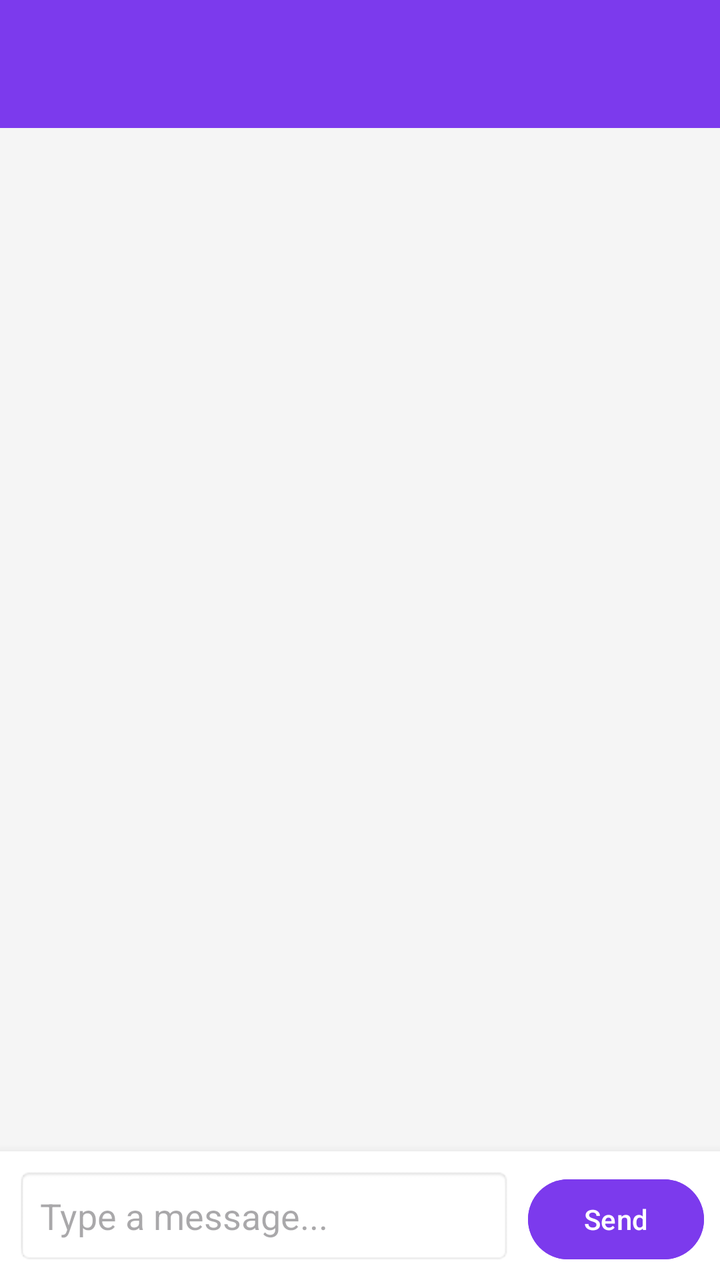
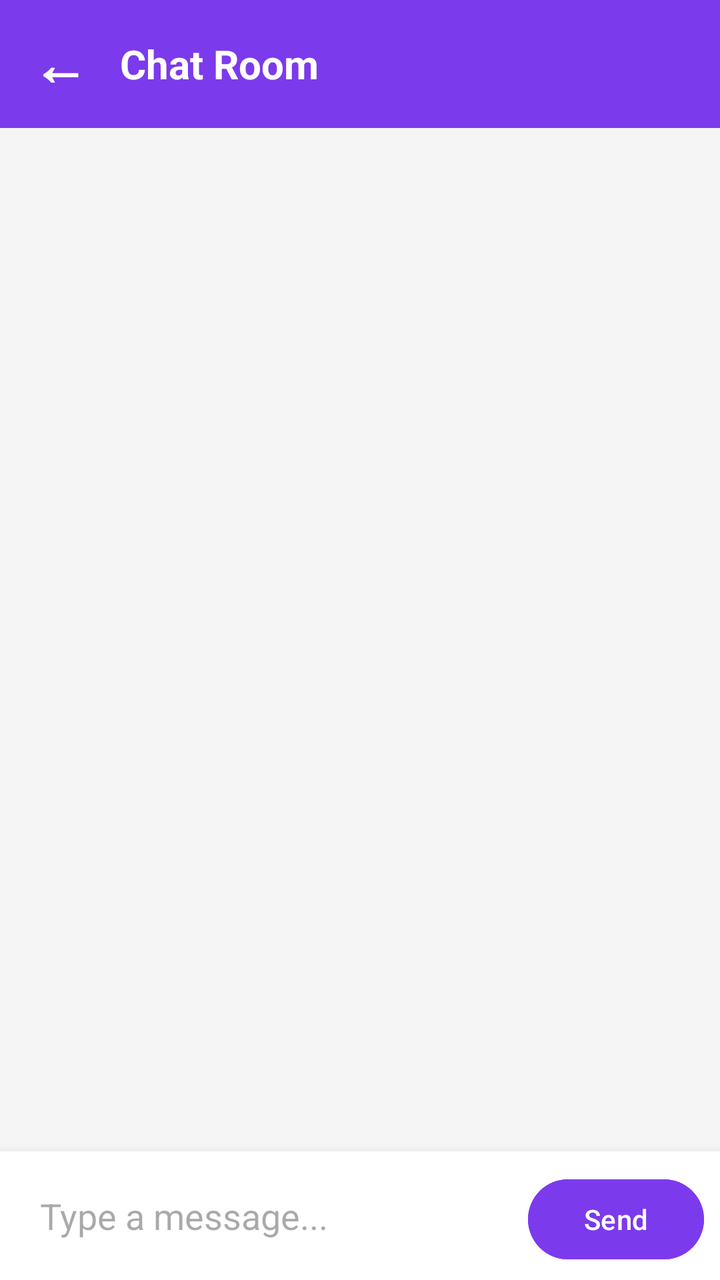

An Android layout rendered at two revisions. The XML below is the earlier revision; the diff shows what the commit changed to produce the second picture.
<!-- AndroidManifest.xml: application theme Theme.HostelWorld -->
<!-- res/layout/activity_chat_room.xml -->
<?xml version="1.0" encoding="utf-8"?>
<RelativeLayout xmlns:android="http://schemas.android.com/apk/res/android"
    xmlns:app="http://schemas.android.com/apk/res-auto"
    android:layout_width="match_parent"
    android:layout_height="match_parent"
    android:background="#F5F5F5">

    <androidx.appcompat.widget.Toolbar
        android:id="@+id/toolbarChatRoom"
        android:layout_width="match_parent"
        android:layout_height="wrap_content"
        android:background="#7C3AED"
        app:titleTextColor="#FFFFFF" />

    <ListView
        android:id="@+id/lvMessages"
        android:layout_width="match_parent"
        android:layout_height="match_parent"
        android:layout_above="@id/llInputBar"
        android:layout_below="@id/toolbarChatRoom"
        android:divider="@null"
        android:padding="16dp" />

    <LinearLayout
        android:id="@+id/llInputBar"
        android:layout_width="match_parent"
        android:layout_height="wrap_content"
        android:layout_alignParentBottom="true"
        android:background="#FFFFFF"
        android:elevation="8dp"
        android:orientation="horizontal"
        android:padding="8dp">

        <EditText
            android:id="@+id/etMessageInput"
            android:layout_width="0dp"
            android:layout_height="wrap_content"
            android:layout_weight="1"
            android:background="@android:drawable/editbox_background"
            android:hint="Type a message..."
            android:padding="12dp" />

        <Button
            android:id="@+id/btnSendMessage"
            android:layout_width="wrap_content"
            android:layout_height="wrap_content"
            android:layout_marginStart="8dp"
            android:backgroundTint="#7C3AED"
            android:text="Send" />
    </LinearLayout>
</RelativeLayout>
<!-- resources referenced by this layout -->
<resources>
  <style name="Theme.HostelWorld" parent="Base.Theme.HostelWorld" />
  <style name="Base.Theme.HostelWorld" parent="Theme.Material3.DayNight.NoActionBar">
          
          
      </style>
</resources>

<!-- the commit's change to res/layout/activity_chat_room.xml (unified diff, before → after) -->
@@ -10,16 +10,46 @@
         android:layout_width="match_parent"
         android:layout_height="wrap_content"
         android:background="#7C3AED"
-        app:titleTextColor="#FFFFFF" />
+        app:contentInsetStart="0dp">
 
-    <ListView
-        android:id="@+id/lvMessages"
+        <LinearLayout
+            android:layout_width="match_parent"
+            android:layout_height="wrap_content"
+            android:orientation="horizontal"
+            android:gravity="center_vertical"
+            android:paddingHorizontal="16dp">
+
+            <TextView
+                android:id="@+id/btnBackChat"
+                android:layout_width="wrap_content"
+                android:layout_height="wrap_content"
+                android:text="←"
+                android:textColor="#FFFFFF"
+                android:textSize="28sp"
+                android:textStyle="bold"
+                android:paddingEnd="16dp"
+                android:clickable="true"
+                android:focusable="true"/>
+
+            <TextView
+                android:id="@+id/tvChatRoomTitle"
+                android:layout_width="wrap_content"
+                android:layout_height="wrap_content"
+                android:text="Chat Room"
+                android:textColor="#FFFFFF"
+                android:textSize="20sp"
+                android:textStyle="bold" />
+        </LinearLayout>
+    </androidx.appcompat.widget.Toolbar>
+
+    <androidx.recyclerview.widget.RecyclerView
+        android:id="@+id/rvMessages"
         android:layout_width="match_parent"
         android:layout_height="match_parent"
+        android:layout_below="@id/toolbarChatRoom"
         android:layout_above="@id/llInputBar"
-        android:layout_below="@id/toolbarChatRoom"
-        android:divider="@null"
-        android:padding="16dp" />
+        android:padding="8dp"
+        android:clipToPadding="false"/>
 
     <LinearLayout
         android:id="@+id/llInputBar"
@@ -36,15 +66,15 @@
             android:layout_width="0dp"
             android:layout_height="wrap_content"
             android:layout_weight="1"
-            android:background="@android:drawable/editbox_background"
             android:hint="Type a message..."
-            android:padding="12dp" />
+            android:background="@android:color/transparent"
+            android:padding="12dp"
+            android:maxLines="4"/>
 
         <Button
             android:id="@+id/btnSendMessage"
             android:layout_width="wrap_content"
             android:layout_height="wrap_content"
-            android:layout_marginStart="8dp"
             android:backgroundTint="#7C3AED"
             android:text="Send" />
     </LinearLayout>
